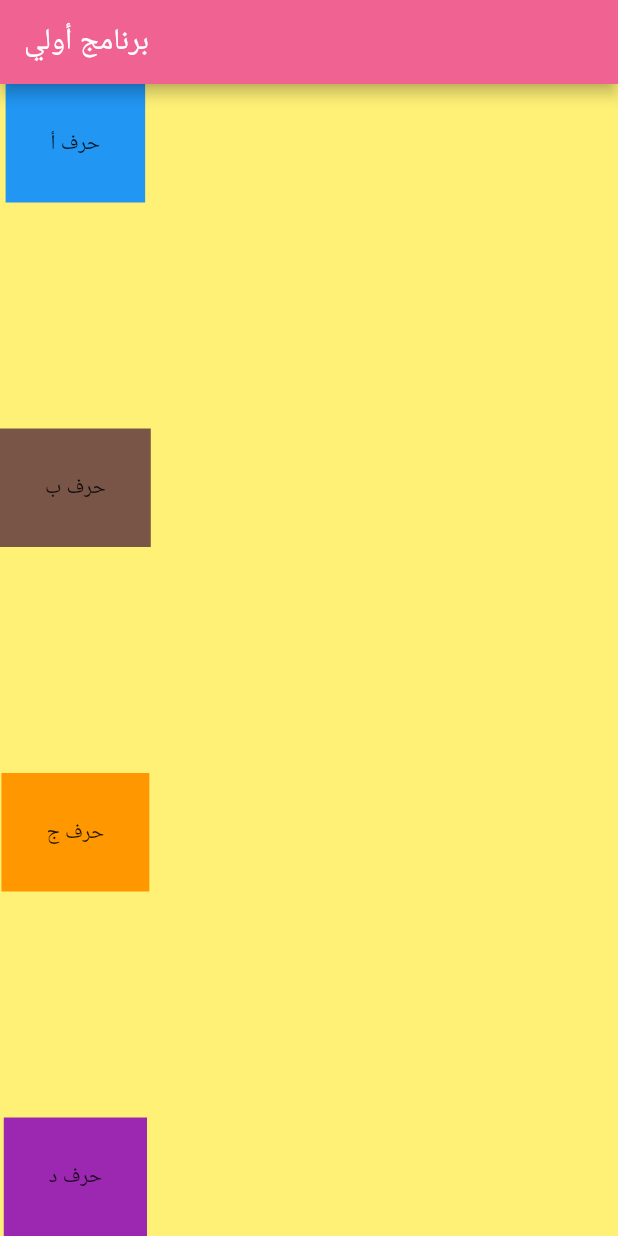
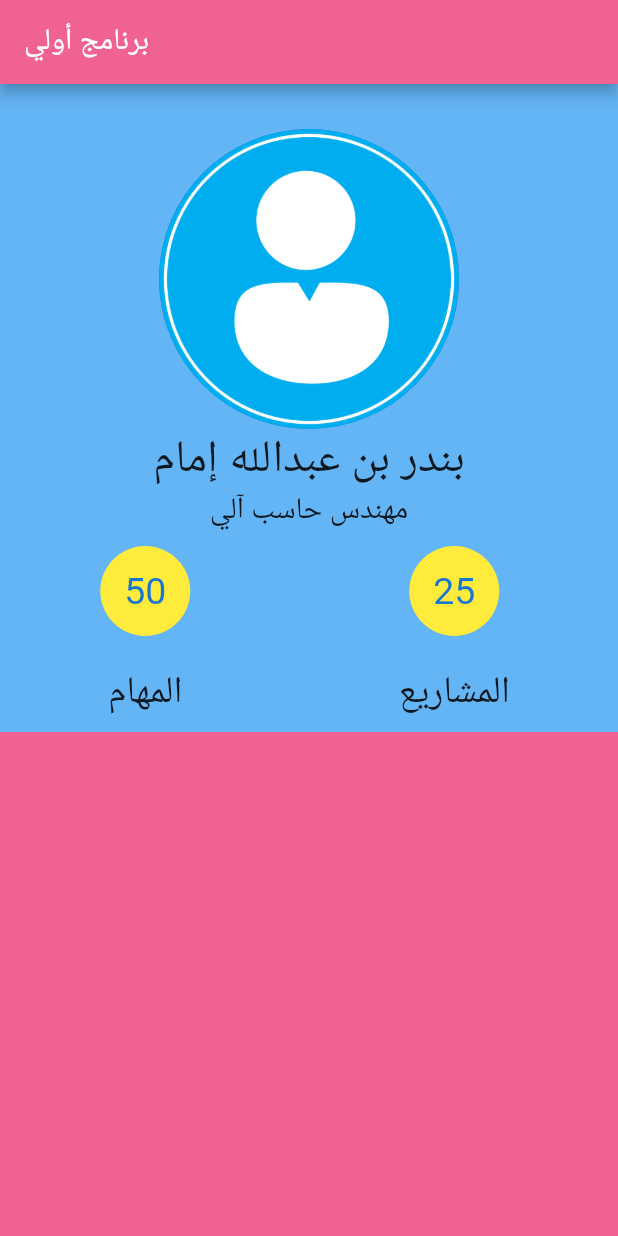
Before and after one commit to ban2002si/FlutterFirstApp, a Flutter app: the screen it shows after launch, on a phone screen of 412 x 824 dp. Run offline on Flutter 3.47's test engine with Material 2 defaults, Android fonts, the phone set to English and light mode, and no system bars.

Commit message:
Final App

```diff
--- a/lib/main.dart
+++ b/lib/main.dart
@@ -1,5 +1,6 @@
 import 'package:flutter/cupertino.dart';
 import 'package:flutter/material.dart';
+import 'package:flutter/painting.dart';
 
 void main () {
   runApp(MaterialApp(
@@ -12,37 +13,86 @@ class MyApp extends StatelessWidget {
   @override
   Widget build(BuildContext context) {
     return  Scaffold(
-      backgroundColor: Colors.yellow[300],
+      backgroundColor: Colors.blue[300],
       appBar: AppBar(
         title: Text('برنامج أولي'),
         backgroundColor: Colors.pink[300],
       ),
       body: Column(
-        mainAxisAlignment: MainAxisAlignment.spaceBetween,
+        mainAxisAlignment: MainAxisAlignment.spaceEvenly,
         crossAxisAlignment: CrossAxisAlignment.center,
         children: <Widget>[
           Container(
-            child: Text('حرف أ'),
-            color: Colors.blue,
-            padding: EdgeInsets.all(30),
+            margin: EdgeInsets.only(top: 30),
+            width: 200,
+            height: 200,
+            child: CircleAvatar(
+              backgroundImage: AssetImage('Images/User1.png'),
+            ),
           ),
           Container(
-            child: Text('حرف ب'),
-            color: Colors.brown,
-            padding: EdgeInsets.all(30),
+            child: Text('بندر بن عبدالله إمام',style: TextStyle(fontSize: 30.0)),
           ),
           Container(
-            child: Text('حرف ج'),
-            color: Colors.orange,
-            padding: EdgeInsets.all(30),
+            child: Center(
+              child: Text('مهندس حاسب آلي',style: TextStyle(fontSize: 20)),
+            ),
           ),
           Container(
-            child: Text('حرف د'),
-            color: Colors.purple,
-            padding: EdgeInsets.all(30),
+            child: Row(
+              mainAxisAlignment: MainAxisAlignment.spaceAround,
+              children: <Widget>[
+                Container(
+                  child: Column(
+                    children: <Widget>[
+                      Container(
+                        margin: EdgeInsets.only(top: 10),
+                        child: CircleAvatar(
+                         backgroundColor: Colors.yellow,
+                         radius: 30.0,
+                         child: Text('50',style: TextStyle(fontSize: 25),),
+                      ),
+                   ),
+                      Container(
+                        margin: EdgeInsets.only(top: 10),
+                        child:  Text('المهام',style: TextStyle(fontSize: 25),),
+                        padding: EdgeInsets.all(10),
+                      ),
+                 ],
+                ),
+                ),
+                Container(
+                   child: Column(
+                      mainAxisAlignment: MainAxisAlignment.center,
+                      children: <Widget>[
+                       Container(
+                         margin: EdgeInsets.only(top: 10),
+                         child: CircleAvatar(
+                          backgroundColor: Colors.yellow,
+                          radius: 30.0,
+                          child: Text('25',style: TextStyle(fontSize: 25),),
+                        ),
+                        ),
+                    Container(
+                      margin: EdgeInsets.only(top: 10),
+                      child: Text('المشاريع',style: TextStyle(fontSize: 25),),
+                      padding: EdgeInsets.all(10),
+                      ),
+                   ],
+                  ),
+                  ),
+              ],
+            ),
           ),
-        ],
-      )
+          Expanded(
+            child: Container(
+              color: Colors.pink[300],
+              width: double.infinity,
+              height: 200,
+            ),
+          ),
+       ],
+      ),
     );
   }
 }
@@ -67,3 +117,11 @@ class MyApp extends StatelessWidget {
 //'الأرضية',
 //style: TextStyle(fontSize: 45.0)
 //),
+
+//          Expanded(
+//            child: Container(
+//               margin: EdgeInsets.only(top: 20),
+//               child: Text('BarCode',style: TextStyle(fontSize: 20),),
+//               color: Colors.pink[300],
+//            ),
+//          ),
```
Also changed, not shown: Images/User1.png (added), Images/User2.png (added).
